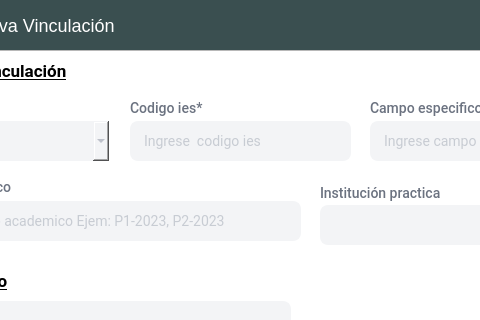
Bailon18/Vinculacion-desktop-python, file App/source/ui_files/formulario_vinculacion.ui: the form before one commit; both pictures show x 131 to 611 and y 0 to 320 of the 820 by 557 pixel window.
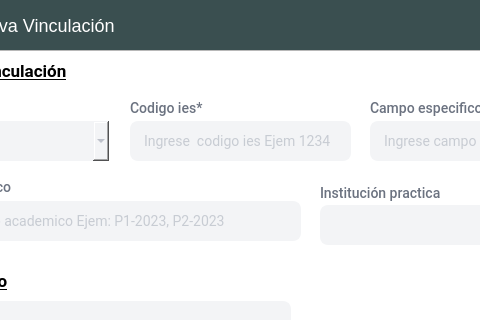
The form after the commit. Icons and pictures are not drawn.

Patch:
```diff
--- a/App/source/ui_files/formulario_vinculacion.ui
+++ b/App/source/ui_files/formulario_vinculacion.ui
@@ -381,7 +381,7 @@
        <property name="geometry">
         <rect>
          <x>0</x>
-         <y>-375</y>
+         <y>-261</y>
          <width>802</width>
          <height>950</height>
         </rect>
@@ -448,7 +448,7 @@
          <set>Qt::AlignLeading|Qt::AlignLeft|Qt::AlignVCenter</set>
         </property>
         <property name="placeholderText">
-         <string>Ingrese  codigo ies</string>
+         <string>Ingrese  codigo ies Ejem 1234</string>
         </property>
        </widget>
        <widget class="QLabel" name="lbl11">
```
Left out of the diff: 145 changed lines with no effect on the pictures.
